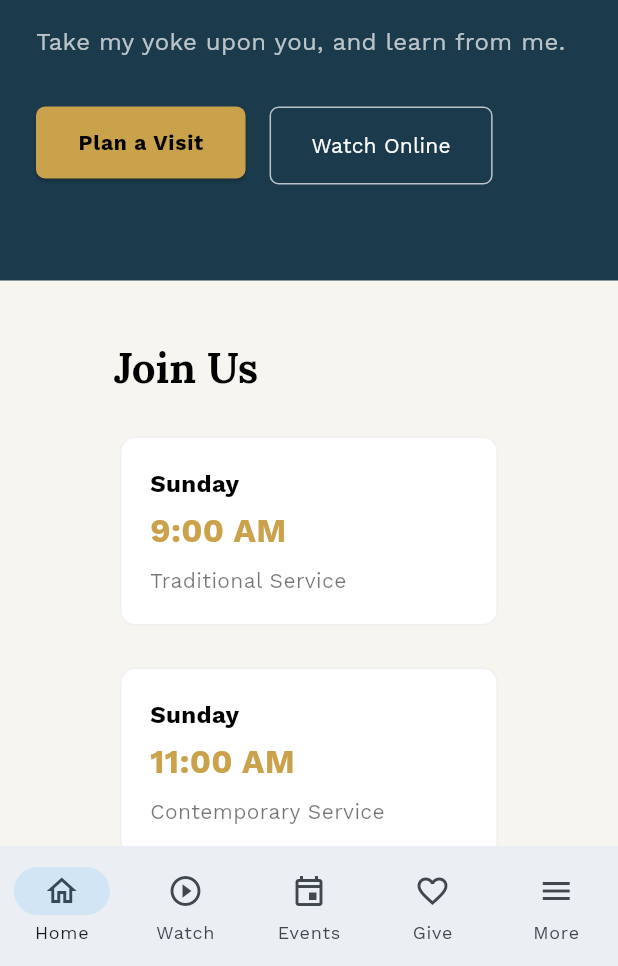
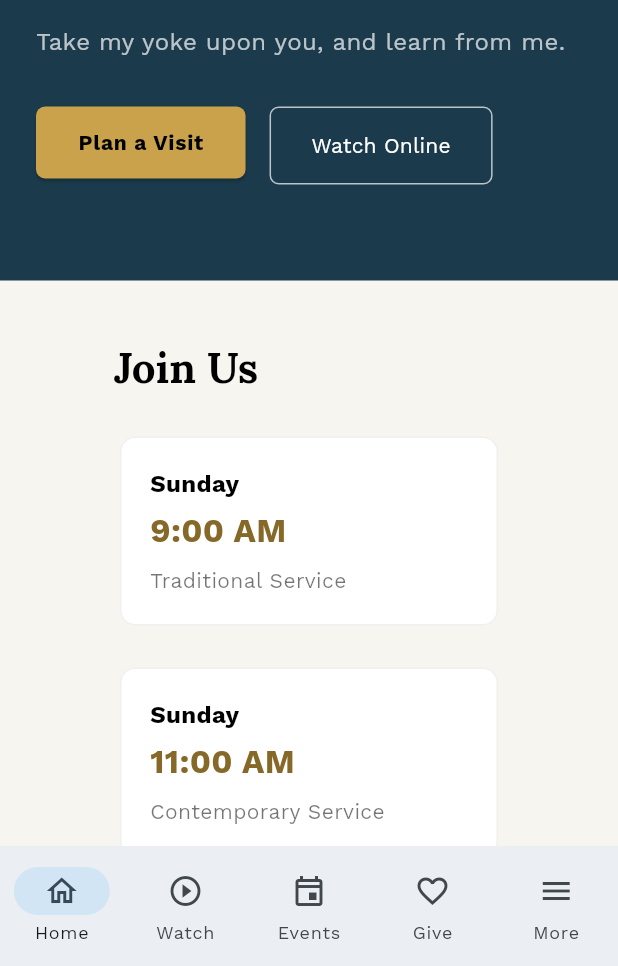
Before and after one commit to natehale05-gif/Yoked-Church-Web-App, a Flutter app: the ChurchPickerScreen screen opened by its route, after a tap on "Yoked Church", on a phone screen of 412 x 824 dp, the part 270-1236 px from its top. Run offline on Flutter 3.47's test engine with Material 3 defaults, Android fonts, the phone set to English and light mode, and no system bars; our stand-ins replace cloud_firestore, cloud_functions, file_picker, firebase_auth, firebase_core, firebase_storage and 4 more; missing offline and left inert: dart:js_interop; accounts and stored records are empty.

Commit message:
M18: finish the accent fix, and stop it happening a third time
M17 said it had fixed the accent-as-text contrast problem. It had
fixed four of seven sites.

The three it missed were the service time on the home page and on Plan
a Visit, both 22px bold, and a series label on the sermons list at 12px.
They survived because the fix was applied by a grep for a single-line
`TextStyle(color: brand.accent`, and these either span lines or say
`settings.colors.accent`.

The 22px ones do not even get the large-text exemption: WCAG allows 3:1
above 18.66px bold, and the default palette manages 2.2 on white.

The real failure was the test. It walked every palette and proved that
`accentInk` would be readable, and never asked whether anything used
it - so it passed with three sites broken, which is the same blindness
that let the original bug exist. There is now a source rule that reads
every TextStyle in lib/ and fails on any painting with the raw accent,
checked by putting one of the three back and watching it name the line.

The two service-time cards were copies of each other, which is why one
colour bug was two. They are one widget now.

A correction, and the second one in two milestones. This was planned on
the belief that the home page showed "Join Us" over blank space for a
church with no service times. It does not - it drops the section, at
the call site, and every other section of that page does the same when
empty. The convention was deliberate and I had read the widget without
reading where it was mounted. Plan a Visit shows an empty state instead,
which is right for a page whose whole job is answering that question;
its wording moves from "being updated" to "not listed yet", which is
true on the day a church signs up rather than implying it lost
something.

Verified: 521 tests, flutter analyze clean, and the home page read as a
screenshot at 390 with a service time that is legible.

```diff
--- /dev/null
+++ b/lib/core/widgets/service_times.dart
@@ -0,0 +1,88 @@
+import 'package:flutter/material.dart';
+
+import '../config/church_settings.dart';
+import 'async_value_widget.dart';
+
+/// When a church meets, as a row of cards.
+///
+/// One widget because there were two, on the home page and on Plan a
+/// Visit, and they had already drifted: only one of them handled a
+/// church with no service times yet, and the other showed a heading with
+/// blank space under it. Both painted the time in the raw accent colour,
+/// which does not read.
+///
+/// Neither difference was a decision. They are what happens to a copied
+/// widget, and a third copy would have been a third set of them.
+class ServiceTimes extends StatelessWidget {
+  final ChurchSettings settings;
+
+  /// The heading above the cards. The home page says "Join Us"; the
+  /// visit page, which is already about visiting, says what these are.
+  final String heading;
+
+  const ServiceTimes({super.key, required this.settings, required this.heading});
+
+  @override
+  Widget build(BuildContext context) {
+    final services = settings.serviceTimes;
+
+    return Column(
+      crossAxisAlignment: CrossAxisAlignment.start,
+      children: [
+        Text(heading, style: Theme.of(context).textTheme.headlineMedium),
+        const SizedBox(height: 24),
+        if (services.isEmpty)
+          // Reads correctly for a church that has not filled these in
+          // yet *and* for one that is between timetables. "Being
+          // updated" implied there had been some, which is wrong on the
+          // day a church signs up - and that is exactly the day it is
+          // most likely to hand its address out.
+          const EmptyState(
+            icon: Icons.schedule_outlined,
+            message: 'Service times are not listed yet. Get in touch and '
+                'someone will tell you when they meet.',
+          )
+        else
+          Wrap(
+            spacing: 20,
+            runSpacing: 20,
+            children: [
+              for (final service in services)
+                SizedBox(
+                  width: 260,
+                  child: Card(
+                    child: Padding(
+                      padding: const EdgeInsets.all(20),
+                      child: Column(
+                        crossAxisAlignment: CrossAxisAlignment.start,
+                        children: [
+                          Text(
+                            service.day,
+                            style: const TextStyle(fontWeight: FontWeight.w700, fontSize: 16),
+                          ),
+                          const SizedBox(height: 4),
+                          Text(
+                            service.time,
+                            style: TextStyle(
+                              // Not the raw accent. At 22px bold WCAG
+                              // would allow 3:1, and the default palette
+                              // manages 2.2 - so this fails even the
+                              // relaxed bar for large text.
+                              color: settings.colors.accentInk,
+                              fontWeight: FontWeight.w700,
+                              fontSize: 22,
+                            ),
+                          ),
+                          const SizedBox(height: 8),
+                          Text(service.label, style: const TextStyle(color: Colors.black54)),
+                        ],
+                      ),
+                    ),
+                  ),
+                ),
+            ],
+          ),
+      ],
+    );
+  }
+}
--- a/lib/features/home/presentation/home_screen.dart
+++ b/lib/features/home/presentation/home_screen.dart
@@ -9,6 +9,7 @@ import '../../../core/config/church_settings.dart';
 import '../../../core/config/settings_providers.dart';
 import '../../../core/widgets/app_shell.dart';
 import '../../../core/widgets/section_container.dart';
+import '../../../core/widgets/service_times.dart';
 import '../../devotionals/application/devotional_providers.dart';
 import '../../events/application/event_providers.dart';
 import '../../live/application/live_providers.dart';
@@ -159,45 +160,7 @@ class _ServiceTimes extends StatelessWidget {
   @override
   Widget build(BuildContext context) {
     return SectionContainer(
-      child: Column(
-        crossAxisAlignment: CrossAxisAlignment.start,
-        children: [
-          Text('Join Us', style: Theme.of(context).textTheme.headlineMedium),
-          const SizedBox(height: 24),
-          Wrap(
-            spacing: 20,
-            runSpacing: 20,
-            children: [
-              for (final service in settings.serviceTimes)
-                SizedBox(
-                  width: 260,
-                  child: Card(
-                    child: Padding(
-                      padding: const EdgeInsets.all(20),
-                      child: Column(
-                        crossAxisAlignment: CrossAxisAlignment.start,
-                        children: [
-                          Text(service.day, style: const TextStyle(fontWeight: FontWeight.w700, fontSize: 16)),
-                          const SizedBox(height: 4),
-                          Text(
-                            service.time,
-                            style: TextStyle(
-                              color: settings.colors.accent,
-                              fontWeight: FontWeight.w700,
-                              fontSize: 22,
-                            ),
-                          ),
-                          const SizedBox(height: 8),
-                          Text(service.label, style: const TextStyle(color: Colors.black54)),
-                        ],
-                      ),
-                    ),
-                  ),
-                ),
-            ],
-          ),
-        ],
-      ),
+      child: ServiceTimes(settings: settings, heading: 'Join Us'),
     );
   }
 }
--- a/lib/features/sermons/presentation/sermons_screen.dart
+++ b/lib/features/sermons/presentation/sermons_screen.dart
@@ -195,7 +195,7 @@ class SermonCard extends ConsumerWidget {
                       Text(
                         sermon.seriesName.toUpperCase(),
                         style: TextStyle(
-                          color: brand.accent,
+                          color: brand.accentInk,
                           fontSize: 12,
                           fontWeight: FontWeight.w700,
                           letterSpacing: 1,
```
Also changed, not shown: lib/features/church_info/presentation/visit_screen.dart (+2 -42 lines), 2 other files.
